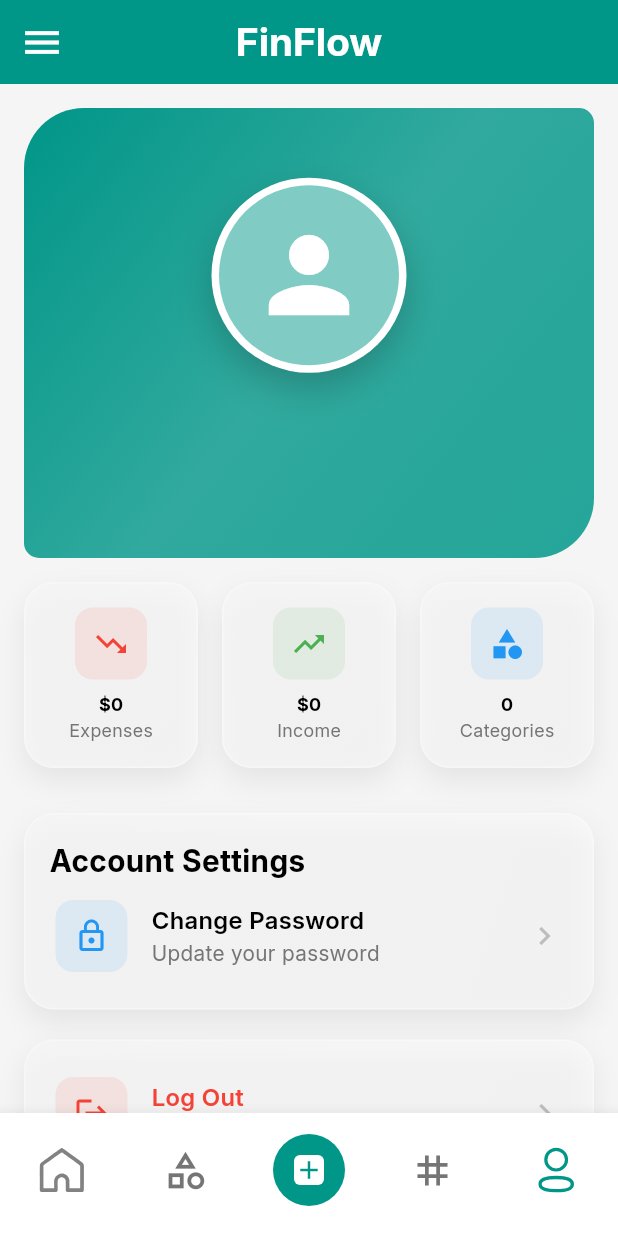
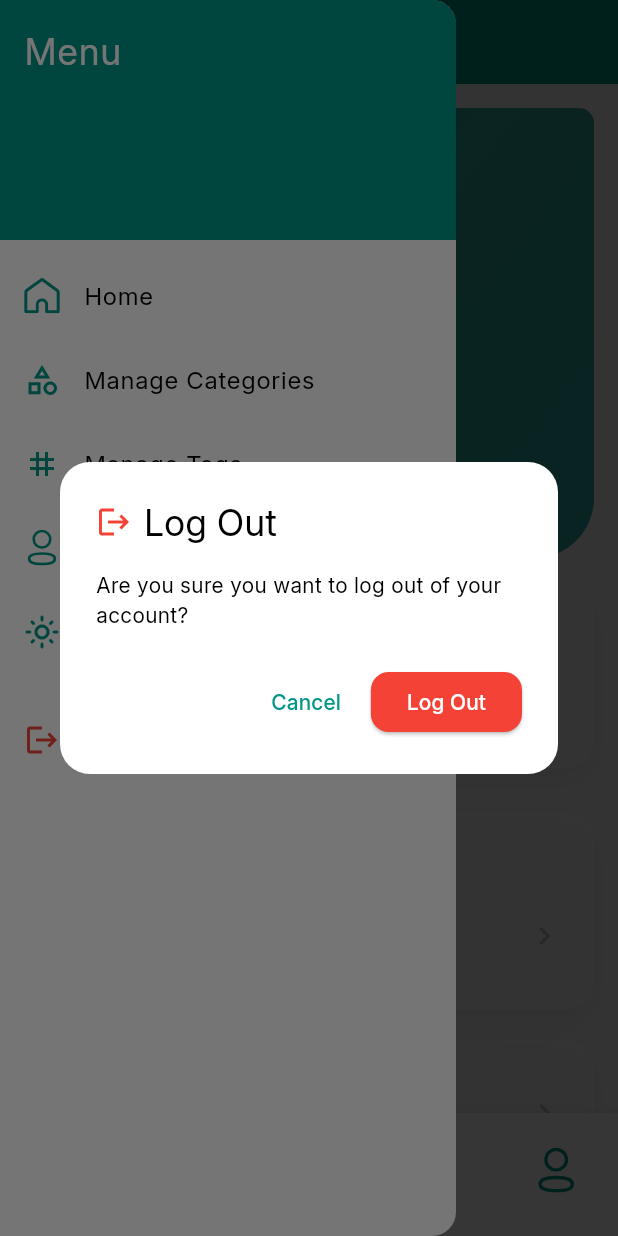
Before and after one commit to OmarAfifi-CSE/FinFlow, a Flutter app: the ProfileScreen screen opened by its route, after a tap on the "menu" icon, after a tap on "Logout", on a phone screen of 412 x 824 dp. Run offline on Flutter 3.47's test engine with Material 3 defaults, Android fonts, the phone set to English and light mode, and no system bars; our stand-ins replace connectivity_plus, flutter_svg, go_router, shared_preferences, supabase_flutter; accounts and stored records are empty; network calls fail.

Commit message:
show logout dialog

```diff
--- a/lib/screens/main_screen.dart
+++ b/lib/screens/main_screen.dart
@@ -1,3 +1,4 @@
+import 'package:expense_manager/screens/widgets/show_logout_dialog.dart' show showLogoutDialog;
 import 'package:flutter/material.dart';
 import 'package:flutter_svg/svg.dart';
 import 'package:go_router/go_router.dart';
@@ -135,8 +136,7 @@ class MainScreen extends StatelessWidget {
               leading: const Icon(Icons.logout, color: Colors.red),
               title: const Text('Logout'),
               onTap: () async {
-                context.pop();
-                await supabase.auth.signOut();
+                await showLogoutDialog(context);
               },
             ),
           ],
--- /dev/null
+++ b/lib/screens/widgets/show_logout_dialog.dart
@@ -0,0 +1,46 @@
+import 'package:flutter/material.dart';
+import 'package:go_router/go_router.dart';
+import '../../main.dart';
+
+Future<void> showLogoutDialog(BuildContext context) async {
+  return showDialog<void>(
+    context: context,
+    builder: (BuildContext context) {
+      return AlertDialog(
+        shape: RoundedRectangleBorder(
+          borderRadius: BorderRadius.circular(20),
+        ),
+        title: const Row(
+          children: [
+            Icon(Icons.logout, color: Colors.red),
+            SizedBox(width: 8),
+            Text('Log Out'),
+          ],
+        ),
+        content: const Text(
+          'Are you sure you want to log out of your account?',
+        ),
+        actions: <Widget>[
+          TextButton(
+            onPressed: () => context.pop(),
+            child: const Text('Cancel'),
+          ),
+          ElevatedButton(
+            onPressed: () async {
+              context.pop();
+              await supabase.auth.signOut();
+            },
+            style: ElevatedButton.styleFrom(
+              backgroundColor: Colors.red,
+              foregroundColor: Colors.white,
+              shape: RoundedRectangleBorder(
+                borderRadius: BorderRadius.circular(12),
+              ),
+            ),
+            child: const Text('Log Out'),
+          ),
+        ],
+      );
+    },
+  );
+}
```
Also changed, not shown: lib/screens/profile_screen.dart (+2 -44 lines).
